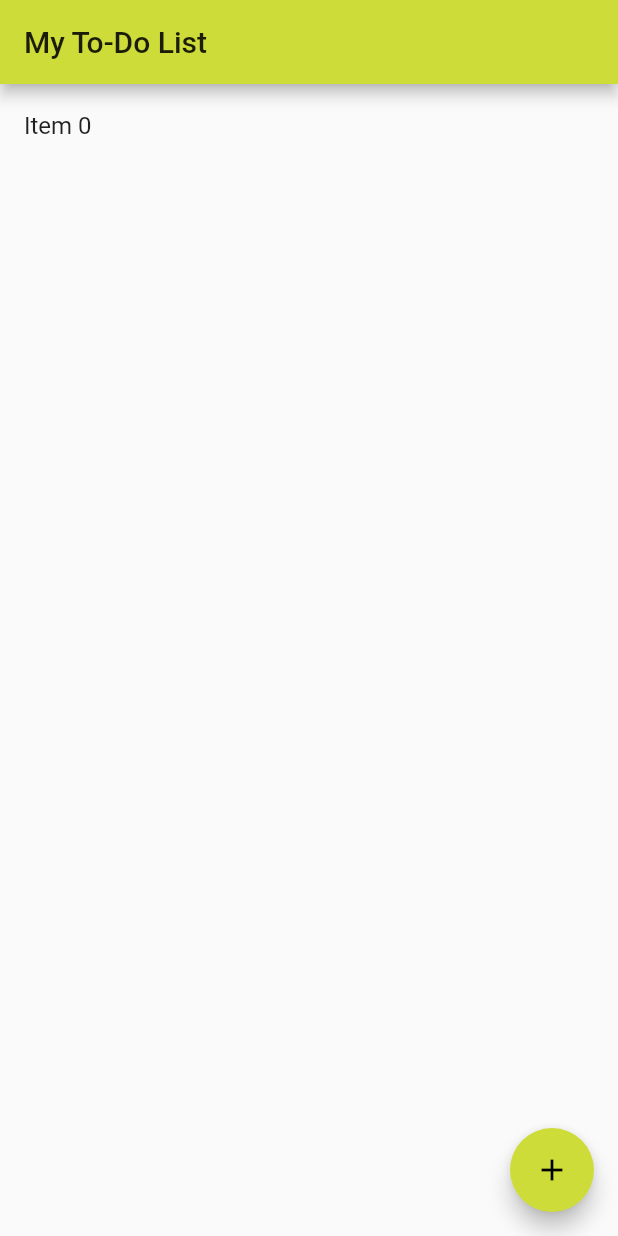
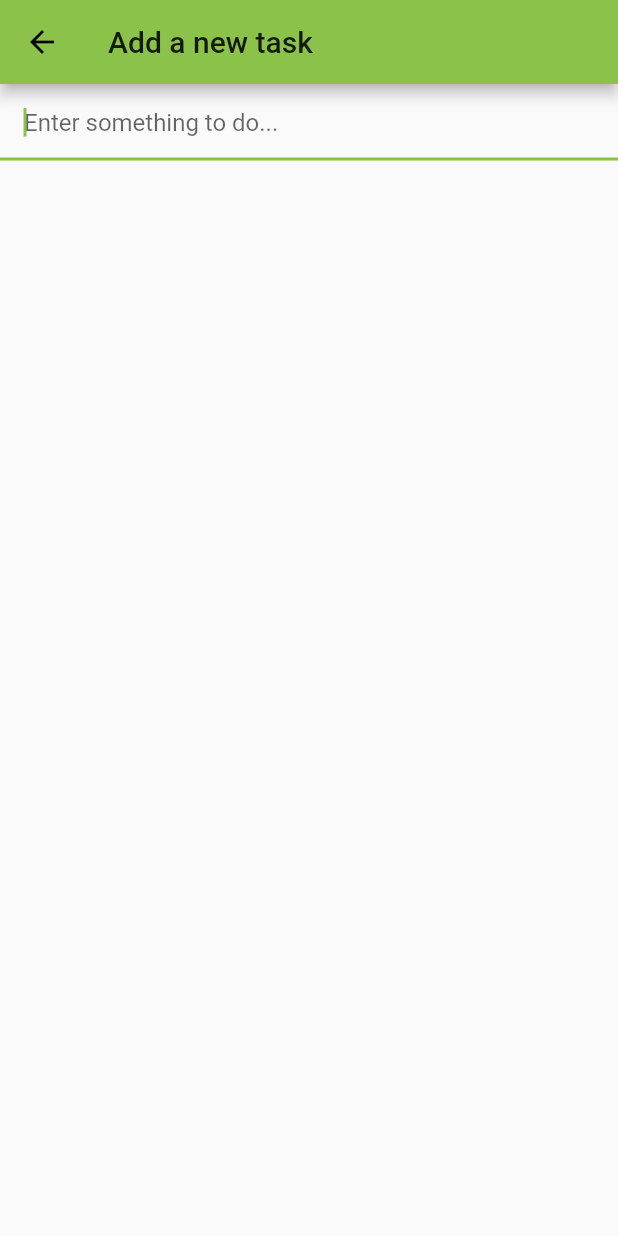
Before and after one commit to Nxele/todolist, a Flutter app: the screen it shows after launch, after a tap on the "add" icon, on a phone screen of 412 x 824 dp. Run offline on Flutter 3.47's test engine with Material 2 defaults, Android fonts, the phone set to English and light mode, and no system bars.

Commit message:
fixed context error on my code

```diff
--- a/lib/main.dart
+++ b/lib/main.dart
@@ -1,74 +1,135 @@
+// Import MaterialApp and other widgets which we can use to quickly create a material app
 import 'package:flutter/material.dart';
 
-void main() => runApp(MyApp());
+// Code written in Dart starts exectuting from the main function. runApp is part of
+// Flutter, and requires the component which will be our app's container. In Flutter,
+// every component is known as a "widget".
+void main() => runApp(new TodoApp());
 
-class MyApp extends StatelessWidget {
-  // This widget is the root of your application.
+// Every component in Flutter is a widget, even the whole app itself
+class TodoApp extends StatelessWidget {
   @override
   Widget build(BuildContext context) {
-    return MaterialApp(
-      debugShowCheckedModeBanner: false,
-      title: 'My Todo List',
-      theme: ThemeData(
-        // This is the theme of your application.
-        primarySwatch: Colors.lime, //appbar color
-        visualDensity: VisualDensity.adaptivePlatformDensity,
-      ),
-      home: TodoList(title: 'My To-Do List'),
+    return new MaterialApp(
+        theme: ThemeData(
+          primarySwatch: Colors.lightGreen
+        ),
+        debugShowCheckedModeBanner: false,
+        title: 'Todo List',
+        home: new TodoList()
     );
   }
 }
 
 class TodoList extends StatefulWidget {
-  TodoList({Key key, this.title}) : super(key: key);
-
-  final String title;
-
   @override
-  TodoListState createState() => TodoListState();
+  createState() => new TodoListState();
 }
 
 class TodoListState extends State<TodoList> {
   List<String> _todoItems = [];
 
-  //this will be called everytime the add button is called
-  void _addToDoItem() {
-    //setSate tells our app to re-render our list
-    setState(() {
-      int index = _todoItems.length;
-      _todoItems.add('Item ' + index.toString());
-    });
+  void _addTodoItem(String task) {
+    // Only add the task if the user actually entered something
+    if(task.length > 0) {
+      // Putting our code inside "setState" tells the app that our state has changed, and
+      // it will automatically re-render the list
+      setState(() => _todoItems.add(task));
+    }
   }
 
-  //Build the whole list of todp items
-  Widget _buildToDoList() {
+  void _removeTodoItem(int index) {
+    setState(() => _todoItems.removeAt(index));
+  }
+
+  void _promptRemoveTodoItem(int index) {
+    showDialog(
+        context: context,
+        builder: (BuildContext context) {
+          return new AlertDialog(
+              title: new Text('Mark "${_todoItems[index]}" as done?'),
+              actions: <Widget>[
+                new FlatButton(
+                    child: new Text('CANCEL'),
+                    // The alert is actually part of the navigation stack, so to close it, we
+                    // need to pop it.
+                    onPressed: () => Navigator.of(context).pop()
+                ),
+                new FlatButton(
+                    child: new Text('MARK AS DONE'),
+                    onPressed: () {
+                      _removeTodoItem(index);
+                      Navigator.of(context).pop();
+                    }
+                )
+              ]
+          );
+        }
+    );
+  }
+
+  // Build the whole list of todo items
+  Widget _buildTodoList() {
     return new ListView.builder(
-      itemBuilder: (Context, index) {
-        // ignore: missing_return
-        if (index < _todoItems.length) {
-          return _buildToDoItem(_todoItems[index]);
+      itemBuilder: (context, index) {
+        // itemBuilder will be automatically be called as many times as it takes for the
+        // list to fill up its available space, which is most likely more than the
+        // number of todo items we have. So, we need to check the index is OK.
+        if(index < _todoItems.length) {
+          return _buildTodoItem(_todoItems[index], index);
         }
       },
     );
   }
 
-  //Build a single todo item
-  Widget _buildToDoItem(String todoText) {
-    return new ListTile(title: new Text(todoText));
+  // Build a single todo item
+  Widget _buildTodoItem(String todoText, int index) {
+    return new ListTile(
+        title: new Text(todoText),
+        onTap: () => _promptRemoveTodoItem(index)
+    );
   }
 
   @override
   Widget build(BuildContext context) {
-    return Scaffold(
-      appBar: AppBar(
-        title: Text(widget.title),
+    return new Scaffold(
+      appBar: new AppBar(
+          title: new Text('Todo List')
       ),
-      body: _buildToDoList(),
+      body: _buildTodoList(),
       floatingActionButton: new FloatingActionButton(
-          onPressed: _addToDoItem,
+          onPressed: _pushAddTodoScreen,
           tooltip: 'Add task',
-          child: Icon(Icons.add),
+          child: new Icon(Icons.add)
       ),
     );
   }
+
+  void _pushAddTodoScreen() {
+    // Push this page onto the stack
+    Navigator.of(context).push(
+      // MaterialPageRoute will automatically animate the screen entry, as well as adding
+      // a back button to close it
+        new MaterialPageRoute(
+            builder: (context) {
+              return new Scaffold(
+                  appBar: new AppBar(
+                      title: new Text('Add a new task')
+                  ),
+                  body: new TextField(
+                    autofocus: true,
+                    onSubmitted: (val) {
+                      _addTodoItem(val);
+                      Navigator.pop(context); // Close the add todo screen
+                    },
+                    decoration: new InputDecoration(
+                        hintText: 'Enter something to do...',
+                        contentPadding: const EdgeInsets.all(16.0)
+                    ),
+                  )
+              );
+            }
+        )
+    );
+  }
 }
```
